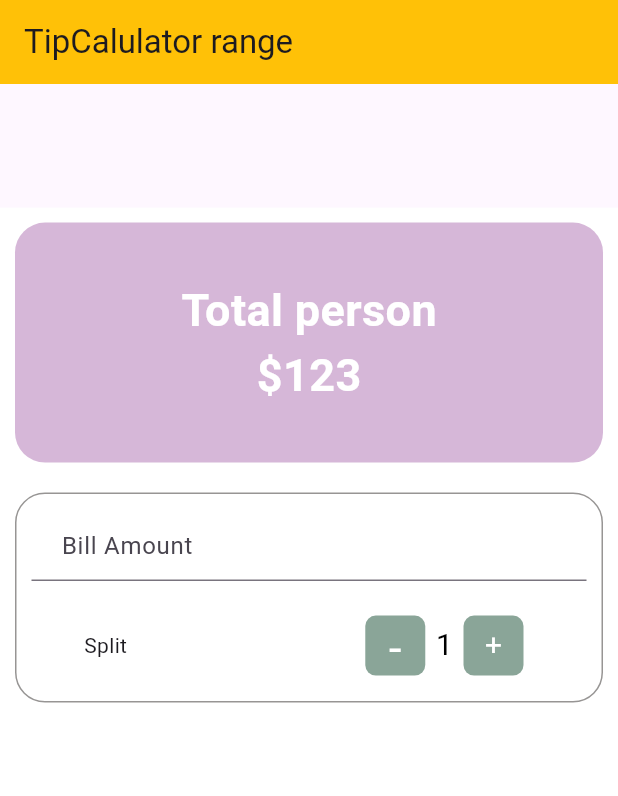
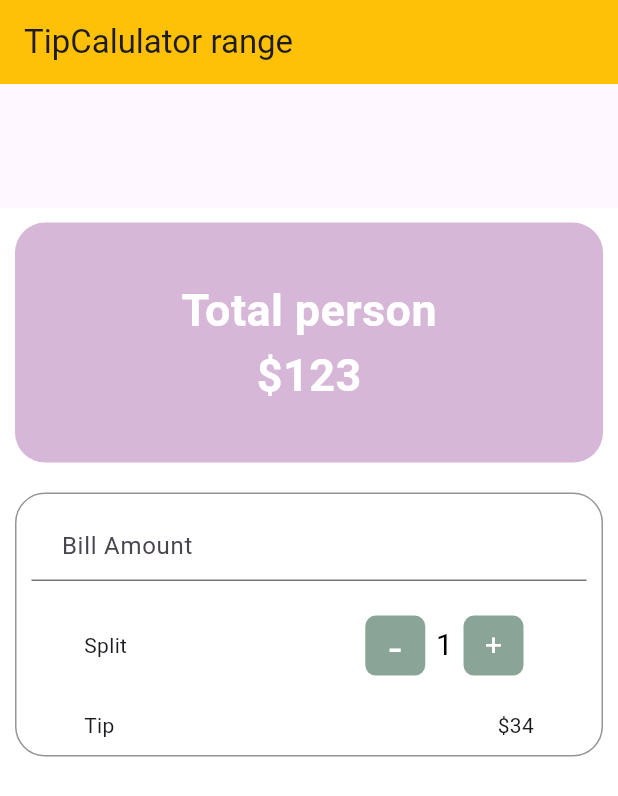
Before and after one commit to Foysalrabby/flutterpricerange, a Flutter app: the screen it shows after launch, on a phone screen of 412 x 824 dp. Shown: the top 796 px of the screen. Run offline on Flutter 3.47's test engine with Material 3 defaults, Android fonts, the phone set to English and light mode, and no system bars; missing offline and left inert: dart:ffi.

Commit message:
TIP SECTION

```diff
--- a/lib/tipcalculator.dart
+++ b/lib/tipcalculator.dart
@@ -122,10 +122,28 @@ class ExtendTipcalculator extends State<Tipcalculator>{
                            )
                          ],
                         )
+
+
+                      ],
+                    ),
+
+                  ),
+
+                  //FOR TIP
+                  Container(
+                    width: 300,
+                    margin: EdgeInsets.only(top: 16.0),
+                    child: Row(
+                      mainAxisAlignment: MainAxisAlignment.spaceBetween,
+                      children: [
+                        Text("Tip"),
+                        Text("\$34")
+
                       ],
                     ),
                   )
                 ],
+
               ),
 
             )
```
